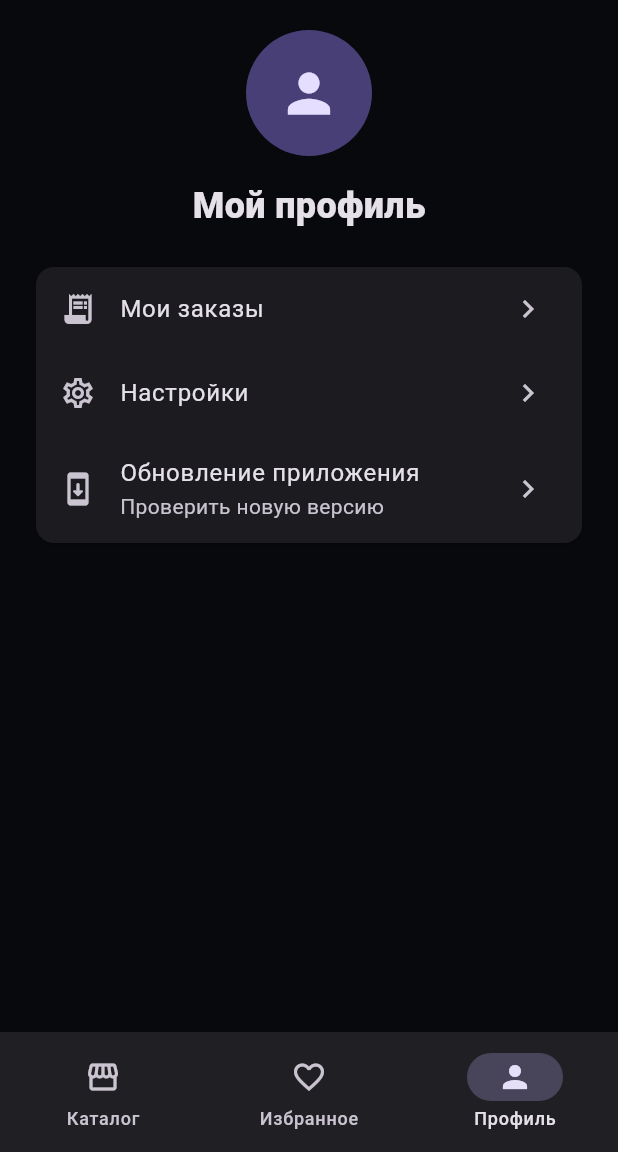
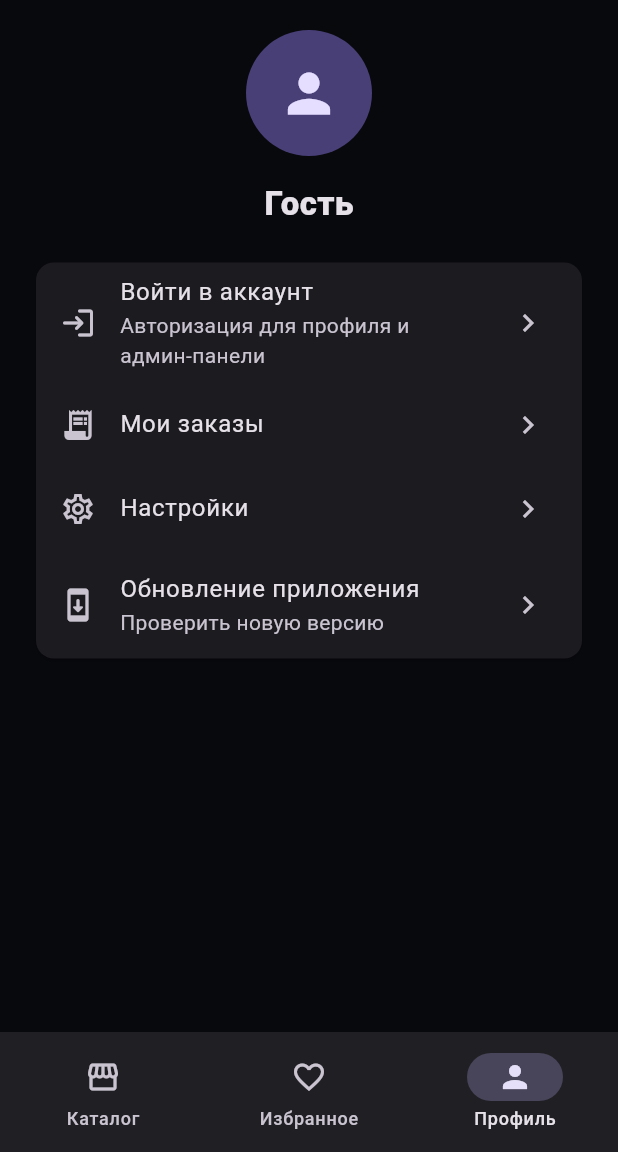
Before and after one commit to WhiteBelStudio/BELVON-SHOP, a Flutter app: the screen it shows after launch, item 3 of the bottom bar chosen, on a phone screen of 412 x 824 dp, the part 84-1236 px from its top. Run offline on Flutter 3.47's test engine with Material 3 defaults, Android fonts, the phone set to English and light mode, and no system bars; our stand-ins replace shared_preferences; accounts and stored records are empty.

Commit message:
feat: connect profile to owner and admin panel

```diff
--- a/lib/app.dart
+++ b/lib/app.dart
@@ -2,6 +2,9 @@ import 'package:flutter/material.dart';
 import 'data/products.dart';
 import 'models/product.dart';
 import 'services/update_service.dart';
+import 'services/auth_service.dart';
+import 'services/api_service.dart';
+import 'admin/admin_page.dart';
 
 class BelvonApp extends StatelessWidget {
   const BelvonApp({super.key});
@@ -132,16 +135,57 @@ class _ShopPageState extends State<ShopPage> {
     );
   }
 
-  Widget profile() => ListView(
+  Widget profile() {
+    final user = AuthService.user;
+    return ListView(
       padding: const EdgeInsets.all(20),
       children: [
-      const CircleAvatar(radius: 42, child: Icon(Icons.person, size: 42)),
+        CircleAvatar(radius: 42, child: Icon(user == null ? Icons.person : Icons.verified_user, size: 42)),
         const SizedBox(height: 16),
-      const Center(child: Text('Мой профиль', style: TextStyle(fontSize: 24, fontWeight: FontWeight.w800))),
+        Center(
+          child: Text(
+            user?.email ?? 'Гость',
+            style: const TextStyle(fontSize: 22, fontWeight: FontWeight.w800),
+          ),
+        ),
+        if (user != null) ...[
+          const SizedBox(height: 5),
+          Center(child: Text(user.isOwner ? 'Владелец' : user.isAdmin ? 'Администратор' : 'Покупатель')),
+        ],
         const SizedBox(height: 20),
-      Card(child: Column(children: [
-        ListTile(leading: const Icon(Icons.receipt_long), title: const Text('Мои заказы'), trailing: const Icon(Icons.chevron_right), onTap: () {}),
-        ListTile(leading: const Icon(Icons.settings_outlined), title: const Text('Настройки'), trailing: const Icon(Icons.chevron_right), onTap: () {}),
+        Card(
+          child: Column(
+            children: [
+              if (user == null)
+                ListTile(
+                  leading: const Icon(Icons.login_rounded),
+                  title: const Text('Войти в аккаунт'),
+                  subtitle: const Text('Авторизация для профиля и админ-панели'),
+                  trailing: const Icon(Icons.chevron_right),
+                  onTap: showLogin,
+                ),
+              if (user != null && user.isAdmin)
+                ListTile(
+                  leading: const Icon(Icons.admin_panel_settings_rounded),
+                  title: const Text('Админ-панель'),
+                  subtitle: Text(user.isOwner ? 'Полный доступ владельца' : 'Управление магазином'),
+                  trailing: const Icon(Icons.chevron_right),
+                  onTap: () => Navigator.of(context).push(
+                    MaterialPageRoute(builder: (_) => const AdminPage()),
+                  ),
+                ),
+              ListTile(
+                leading: const Icon(Icons.receipt_long),
+                title: const Text('Мои заказы'),
+                trailing: const Icon(Icons.chevron_right),
+                onTap: () {},
+              ),
+              ListTile(
+                leading: const Icon(Icons.settings_outlined),
+                title: const Text('Настройки'),
+                trailing: const Icon(Icons.chevron_right),
+                onTap: () {},
+              ),
               ListTile(
                 leading: const Icon(Icons.system_update_rounded),
                 title: const Text('Обновление приложения'),
@@ -149,9 +193,77 @@ class _ShopPageState extends State<ShopPage> {
                 trailing: const Icon(Icons.chevron_right),
                 onTap: checkForUpdate,
               ),
-      ])),
+              if (user != null)
+                ListTile(
+                  leading: const Icon(Icons.logout_rounded),
+                  title: const Text('Выйти'),
+                  onTap: () async {
+                    await AuthService.logout();
+                    if (mounted) setState(() {});
+                  },
+                ),
+            ],
+          ),
+        ),
       ],
     );
+  }
+
+  Future<void> showLogin() async {
+    final email = TextEditingController();
+    final password = TextEditingController();
+    var busy = false;
+
+    await showDialog<void>(
+      context: context,
+      builder: (_) => StatefulBuilder(
+        builder: (dialogContext, setDialog) => AlertDialog(
+          title: const Text('Вход'),
+          content: SizedBox(
+            width: 420,
+            child: Column(
+              mainAxisSize: MainAxisSize.min,
+              children: [
+                TextField(
+                  controller: email,
+                  keyboardType: TextInputType.emailAddress,
+                  decoration: const InputDecoration(labelText: 'Email'),
+                ),
+                TextField(
+                  controller: password,
+                  obscureText: true,
+                  decoration: const InputDecoration(labelText: 'Пароль'),
+                ),
+              ],
+            ),
+          ),
+          actions: [
+            TextButton(onPressed: busy ? null : () => Navigator.pop(dialogContext), child: const Text('Отмена')),
+            FilledButton(
+              onPressed: busy
+                  ? null
+                  : () async {
+                      setDialog(() => busy = true);
+                      try {
+                        await ApiService.login(email.text.trim(), password.text);
+                        if (dialogContext.mounted) Navigator.pop(dialogContext);
+                        if (mounted) setState(() {});
+                      } catch (e) {
+                        if (dialogContext.mounted) {
+                          setDialog(() => busy = false);
+                          ScaffoldMessenger.of(context).showSnackBar(
+                            SnackBar(content: Text(e.toString().replaceFirst('Exception: ', ''))),
+                          );
+                        }
+                      }
+                    },
+              child: Text(busy ? 'Вход...' : 'Войти'),
+            ),
+          ],
+        ),
+      ),
+    );
+  }
 
   Future<void> checkForUpdate() async {
     if (!mounted) return;
```
Lines whose indentation alone changed are shown as unchanged.
